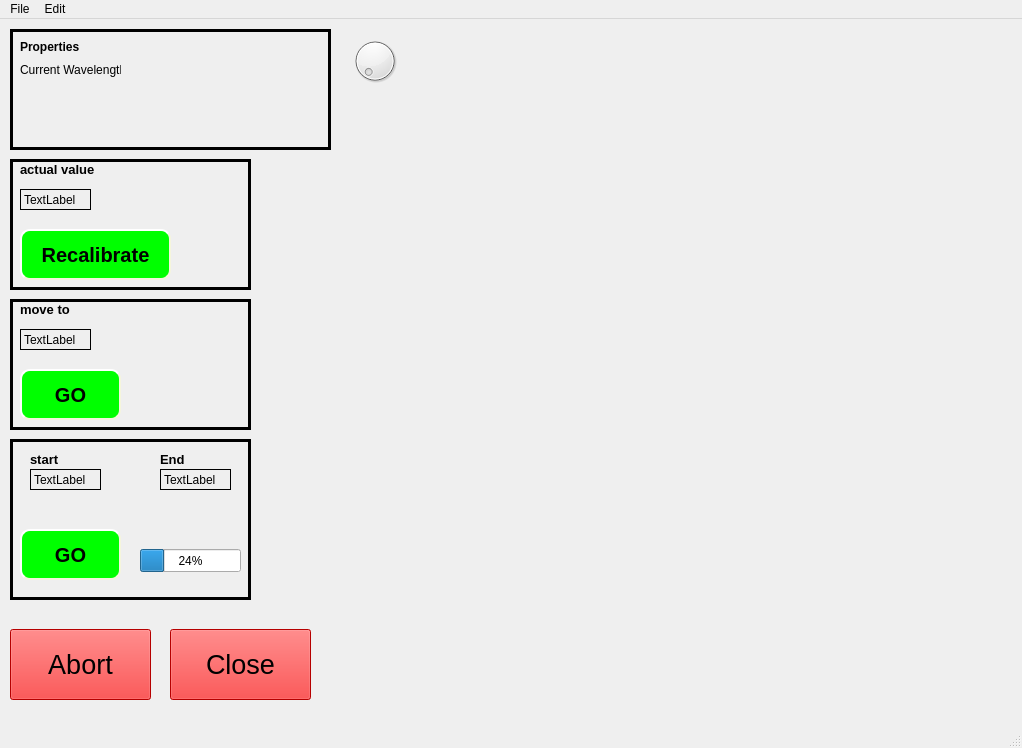
Before: the Qt Designer form spectrometer.ui in ImanFortin/PLSpectrometer-update, drawn with Qt 5.
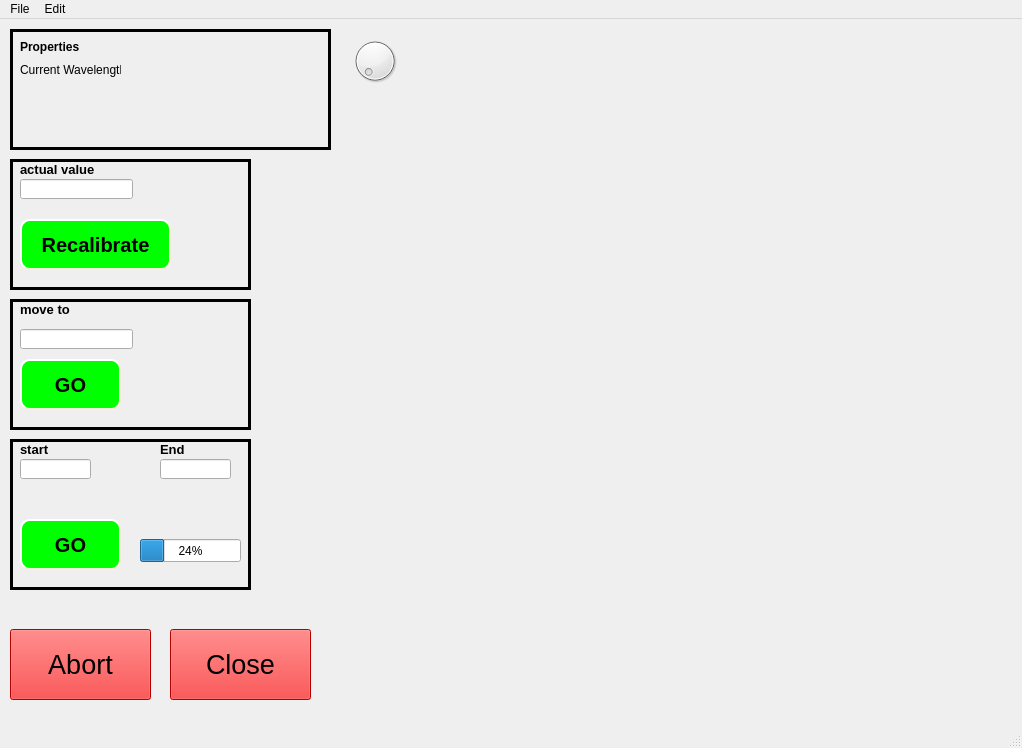
After: the same form once the commit is applied.

Patch:
```diff
--- a/spectrometer.ui
+++ b/spectrometer.ui
@@ -14,244 +14,6 @@
    <string>MainWindow</string>
   </property>
   <widget class="QWidget" name="centralwidget">
-   <widget class="QLabel" name="box4">
-    <property name="geometry">
-     <rect>
-      <x>10</x>
-      <y>420</y>
-      <width>241</width>
-      <height>161</height>
-     </rect>
-    </property>
-    <property name="frameShape">
-     <enum>QFrame::Box</enum>
-    </property>
-    <property name="lineWidth">
-     <number>3</number>
-    </property>
-    <property name="text">
-     <string/>
-    </property>
-   </widget>
-   <widget class="QLabel" name="scan_start_lbl">
-    <property name="geometry">
-     <rect>
-      <x>30</x>
-      <y>430</y>
-      <width>41</width>
-      <height>21</height>
-     </rect>
-    </property>
-    <property name="font">
-     <font>
-      <pointsize>10</pointsize>
-      <weight>75</weight>
-      <bold>true</bold>
-     </font>
-    </property>
-    <property name="text">
-     <string>start </string>
-    </property>
-   </widget>
-   <widget class="QLabel" name="scan_end_lbl">
-    <property name="geometry">
-     <rect>
-      <x>160</x>
-      <y>430</y>
-      <width>41</width>
-      <height>21</height>
-     </rect>
-    </property>
-    <property name="font">
-     <font>
-      <pointsize>10</pointsize>
-      <weight>75</weight>
-      <bold>true</bold>
-     </font>
-    </property>
-    <property name="text">
-     <string>End</string>
-    </property>
-   </widget>
-   <widget class="QLabel" name="start_input">
-    <property name="geometry">
-     <rect>
-      <x>30</x>
-      <y>450</y>
-      <width>71</width>
-      <height>21</height>
-     </rect>
-    </property>
-    <property name="cursor">
-     <cursorShape>IBeamCursor</cursorShape>
-    </property>
-    <property name="frameShape">
-     <enum>QFrame::Panel</enum>
-    </property>
-    <property name="frameShadow">
-     <enum>QFrame::Plain</enum>
-    </property>
-    <property name="text">
-     <string>TextLabel</string>
-    </property>
-   </widget>
-   <widget class="QLabel" name="end_input">
-    <property name="geometry">
-     <rect>
-      <x>160</x>
-      <y>450</y>
-      <width>71</width>
-      <height>21</height>
-     </rect>
-    </property>
-    <property name="cursor">
-     <cursorShape>IBeamCursor</cursorShape>
-    </property>
-    <property name="frameShape">
-     <enum>QFrame::Panel</enum>
-    </property>
-    <property name="text">
-     <string>TextLabel</string>
-    </property>
-   </widget>
-   <widget class="QProgressBar" name="progressBar_scan">
-    <property name="geometry">
-     <rect>
-      <x>140</x>
-      <y>530</y>
-      <width>101</width>
-      <height>23</height>
-     </rect>
-    </property>
-    <property name="value">
-     <number>24</number>
-    </property>
-   </widget>
-   <widget class="QLabel" name="box3">
-    <property name="geometry">
-     <rect>
-      <x>10</x>
-      <y>280</y>
-      <width>241</width>
-      <height>131</height>
-     </rect>
-    </property>
-    <property name="frameShape">
-     <enum>QFrame::Box</enum>
-    </property>
-    <property name="lineWidth">
-     <number>3</number>
-    </property>
-    <property name="text">
-     <string/>
-    </property>
-   </widget>
-   <widget class="QLabel" name="move_to_lbl">
-    <property name="geometry">
-     <rect>
-      <x>20</x>
-      <y>280</y>
-      <width>61</width>
-      <height>21</height>
-     </rect>
-    </property>
-    <property name="font">
-     <font>
-      <pointsize>10</pointsize>
-      <weight>75</weight>
-      <bold>true</bold>
-     </font>
-    </property>
-    <property name="text">
-     <string>move to</string>
-    </property>
-   </widget>
-   <widget class="QLabel" name="move_input">
-    <property name="geometry">
-     <rect>
-      <x>20</x>
-      <y>310</y>
-      <width>71</width>
-      <height>21</height>
-     </rect>
-    </property>
-    <property name="cursor">
-     <cursorShape>IBeamCursor</cursorShape>
-    </property>
-    <property name="frameShape">
-     <enum>QFrame::Panel</enum>
-    </property>
-    <property name="frameShadow">
-     <enum>QFrame::Plain</enum>
-    </property>
-    <property name="text">
-     <string>TextLabel</string>
-    </property>
-   </widget>
-   <widget class="QLabel" name="box2">
-    <property name="geometry">
-     <rect>
-      <x>10</x>
-      <y>140</y>
-      <width>241</width>
-      <height>131</height>
-     </rect>
-    </property>
-    <property name="frameShape">
-     <enum>QFrame::Box</enum>
-    </property>
-    <property name="frameShadow">
-     <enum>QFrame::Plain</enum>
-    </property>
-    <property name="lineWidth">
-     <number>3</number>
-    </property>
-    <property name="text">
-     <string/>
-    </property>
-   </widget>
-   <widget class="QLabel" name="recalibrate_input">
-    <property name="geometry">
-     <rect>
-      <x>20</x>
-      <y>170</y>
-      <width>71</width>
-      <height>21</height>
-     </rect>
-    </property>
-    <property name="cursor">
-     <cursorShape>IBeamCursor</cursorShape>
-    </property>
-    <property name="frameShape">
-     <enum>QFrame::Panel</enum>
-    </property>
-    <property name="frameShadow">
-     <enum>QFrame::Plain</enum>
-    </property>
-    <property name="text">
-     <string>TextLabel</string>
-    </property>
-   </widget>
-   <widget class="QLabel" name="actual_value_lbl">
-    <property name="geometry">
-     <rect>
-      <x>20</x>
-      <y>140</y>
-      <width>81</width>
-      <height>21</height>
-     </rect>
-    </property>
-    <property name="font">
-     <font>
-      <pointsize>10</pointsize>
-      <weight>75</weight>
-      <bold>true</bold>
-     </font>
-    </property>
-    <property name="text">
-     <string>actual value</string>
-    </property>
-   </widget>
    <widget class="QPushButton" name="abort_button">
     <property name="geometry">
      <rect>
@@ -316,211 +78,6 @@
      <bool>false</bool>
     </property>
    </widget>
-   <widget class="QPushButton" name="scan_button">
-    <property name="geometry">
-     <rect>
-      <x>20</x>
-      <y>510</y>
-      <width>101</width>
-      <height>51</height>
-     </rect>
-    </property>
-    <property name="font">
-     <font>
-      <pointsize>-1</pointsize>
-      <weight>75</weight>
-      <italic>false</italic>
-      <bold>true</bold>
-     </font>
-    </property>
-    <property name="mouseTracking">
-     <bool>false</bool>
-    </property>
-    <property name="styleSheet">
-     <string notr="true">QPushButton{
-	background-color: rgb(0, 255, 0);
-    border-style: outset;
-    border-width: 2px;
-    border-radius: 10px;
-    border-color: beige;
-    font: bold 20px;
-    min-width: 2em;
-    padding: 6px;
-	
-}
-
-QPushButton::pressed{
-	background-color: green;
-    border-style: outset;
-    border-width: 2px;
-    border-radius: 10px;
-    border-color: beige;
-    font: bold 14px;
-    min-width: 5em;
-    padding: 6px;
-	
-}</string>
-    </property>
-    <property name="text">
-     <string>GO</string>
-    </property>
-    <property name="checkable">
-     <bool>false</bool>
-    </property>
-    <property name="autoDefault">
-     <bool>false</bool>
-    </property>
-    <property name="default">
-     <bool>false</bool>
-    </property>
-    <property name="flat">
-     <bool>false</bool>
-    </property>
-   </widget>
-   <widget class="QPushButton" name="move_button">
-    <property name="geometry">
-     <rect>
-      <x>20</x>
-      <y>350</y>
-      <width>101</width>
-      <height>51</height>
-     </rect>
-    </property>
-    <property name="font">
-     <font>
-      <pointsize>-1</pointsize>
-      <weight>75</weight>
-      <italic>false</italic>
-      <bold>true</bold>
-     </font>
-    </property>
-    <property name="mouseTracking">
-     <bool>false</bool>
-    </property>
-    <property name="styleSheet">
-     <string notr="true">QPushButton{
-	background-color: rgb(0, 255, 0);
-    border-style: outset;
-    border-width: 2px;
-    border-radius: 10px;
-    border-color: beige;
-    font: bold 20px;
-    min-width: 2em;
-    padding: 6px;
-	
-}
-
-QPushButton::pressed{
-	background-color: green;
-    border-style: outset;
-    border-width: 2px;
-    border-radius: 10px;
-    border-color: beige;
-    font: bold 14px;
-    min-width: 5em;
-    padding: 6px;
-	
-}</string>
-    </property>
-    <property name="text">
-     <string>GO</string>
-    </property>
-    <property name="checkable">
-     <bool>false</bool>
-    </property>
-    <property name="autoDefault">
-     <bool>false</bool>
-    </property>
-    <property name="default">
-     <bool>false</bool>
-    </property>
-    <property name="flat">
-     <bool>false</bool>
-    </property>
-   </widget>
-   <widget class="QPushButton" name="recalibrate_button">
-    <property name="geometry">
-     <rect>
-      <x>20</x>
-      <y>210</y>
-      <width>151</width>
-      <height>51</height>
-     </rect>
-    </property>
-    <property name="font">
-     <font>
-      <pointsize>-1</pointsize>
-      <weight>75</weight>
-      <italic>false</italic>
-      <bold>true</bold>
-     </font>
-    </property>
-    <property name="mouseTracking">
-     <bool>false</bool>
-    </property>
-    <property name="styleSheet">
-     <string notr="true">QPushButton{
-	background-color: rgb(0, 255, 0);
-    border-style: outset;
-    border-width: 2px;
-    border-radius: 10px;
-    border-color: beige;
-    font: bold 20px;
-    min-width: 2em;
-    padding: 6px;
-	
-}
-
-QPushButton::pressed{
-	background-color: green;
-    border-style: outset;
-    border-width: 2px;
-    border-radius: 10px;
-    border-color: beige;
-    font: bold 14px;
-    min-width: 5em;
-    padding: 6px;
-	
-}</string>
-    </property>
-    <property name="text">
-     <string>Recalibrate</string>
-    </property>
-    <property name="checkable">
-     <bool>false</bool>
-    </property>
-    <property name="autoDefault">
-     <bool>false</bool>
-    </property>
-    <property name="default">
-     <bool>false</bool>
-    </property>
-    <property name="flat">
-     <bool>false</bool>
-    </property>
-   </widget>
-   <widget class="QLabel" name="box1">
-    <property name="geometry">
-     <rect>
-      <x>10</x>
-      <y>10</y>
-      <width>321</width>
-      <height>121</height>
-     </rect>
-    </property>
-    <property name="frameShape">
-     <enum>QFrame::Box</enum>
-    </property>
-    <property name="frameShadow">
-     <enum>QFrame::Plain</enum>
-    </property>
-    <property name="lineWidth">
-     <number>3</number>
-    </property>
-    <property name="text">
-     <string/>
-    </property>
-   </widget>
    <widget class="QLabel" name="property_label">
     <property name="geometry">
      <rect>
@@ -579,6 +136,410 @@
      <bool>false</bool>
     </property>
    </widget>
+   <widget class="QFrame" name="frame1">
+    <property name="geometry">
+     <rect>
+      <x>10</x>
+      <y>10</y>
+      <width>321</width>
+      <height>121</height>
+     </rect>
+    </property>
+    <property name="frameShape">
+     <enum>QFrame::Box</enum>
+    </property>
+    <property name="frameShadow">
+     <enum>QFrame::Plain</enum>
+    </property>
+    <property name="lineWidth">
+     <number>3</number>
+    </property>
+   </widget>
+   <widget class="QFrame" name="frame2">
+    <property name="geometry">
+     <rect>
+      <x>10</x>
+      <y>140</y>
+      <width>241</width>
+      <height>131</height>
+     </rect>
+    </property>
+    <property name="frameShape">
+     <enum>QFrame::Box</enum>
+    </property>
+    <property name="frameShadow">
+     <enum>QFrame::Plain</enum>
+    </property>
+    <property name="lineWidth">
+     <number>3</number>
+    </property>
+    <widget class="QLabel" name="actual_value_lbl">
+     <property name="geometry">
+      <rect>
+       <x>10</x>
+       <y>0</y>
+       <width>81</width>
+       <height>21</height>
+      </rect>
+     </property>
+     <property name="font">
+      <font>
+       <pointsize>10</pointsize>
+       <weight>75</weight>
+       <bold>true</bold>
+      </font>
+     </property>
+     <property name="text">
+      <string>actual value</string>
+     </property>
+    </widget>
+    <widget class="QLineEdit" name="recalibrate_input">
+     <property name="geometry">
+      <rect>
+       <x>10</x>
+       <y>20</y>
+       <width>113</width>
+       <height>20</height>
+      </rect>
+     </property>
+     <property name="inputMethodHints">
+      <set>Qt::ImhDigitsOnly</set>
+     </property>
+    </widget>
+    <widget class="QPushButton" name="recalibrate_button">
+     <property name="geometry">
+      <rect>
+       <x>10</x>
+       <y>60</y>
+       <width>151</width>
+       <height>51</height>
+      </rect>
+     </property>
+     <property name="font">
+      <font>
+       <pointsize>-1</pointsize>
+       <weight>75</weight>
+       <italic>false</italic>
+       <bold>true</bold>
+      </font>
+     </property>
+     <property name="mouseTracking">
+      <bool>false</bool>
+     </property>
+     <property name="styleSheet">
+      <string notr="true">QPushButton{
+	background-color: rgb(0, 255, 0);
+    border-style: outset;
+    border-width: 2px;
+    border-radius: 10px;
+    border-color: beige;
+    font: bold 20px;
+    min-width: 2em;
+    padding: 6px;
+	
+}
+
+QPushButton::pressed{
+	background-color: green;
+    border-style: outset;
+    border-width: 2px;
+    border-radius: 10px;
+    border-color: beige;
+    font: bold 14px;
+    min-width: 5em;
+    padding: 6px;
+	
+}</string>
+     </property>
+     <property name="text">
+      <string>Recalibrate</string>
+     </property>
+     <property name="checkable">
+      <bool>false</bool>
+     </property>
+     <property name="autoDefault">
+      <bool>false</bool>
+     </property>
+     <property name="default">
+      <bool>false</bool>
+     </property>
+     <property name="flat">
+      <bool>false</bool>
+     </property>
+    </widget>
+   </widget>
+   <widget class="QFrame" name="frame3">
+    <property name="geometry">
+     <rect>
+      <x>10</x>
+      <y>280</y>
+      <width>241</width>
+      <height>131</height>
+     </rect>
+    </property>
+    <property name="frameShape">
+     <enum>QFrame::Box</enum>
+    </property>
+    <property name="frameShadow">
+     <enum>QFrame::Plain</enum>
+    </property>
+    <property name="lineWidth">
+     <number>3</number>
+    </property>
+    <widget class="QLineEdit" name="move_input">
+     <property name="geometry">
+      <rect>
+       <x>10</x>
+       <y>30</y>
+       <width>113</width>
+       <height>20</height>
+      </rect>
+     </property>
+     <property name="inputMethodHints">
+      <set>Qt::ImhDigitsOnly</set>
+     </property>
+    </widget>
+    <widget class="QLabel" name="move_to_lbl">
+     <property name="geometry">
+      <rect>
+       <x>10</x>
+       <y>0</y>
+       <width>61</width>
+       <height>21</height>
+      </rect>
+     </property>
+     <property name="font">
+      <font>
+       <pointsize>10</pointsize>
+       <weight>75</weight>
+       <bold>true</bold>
+      </font>
+     </property>
+     <property name="text">
+      <string>move to</string>
+     </property>
+    </widget>
+    <widget class="QPushButton" name="move_button">
+     <property name="geometry">
+      <rect>
+       <x>10</x>
+       <y>60</y>
+       <width>101</width>
+       <height>51</height>
+      </rect>
+     </property>
+     <property name="font">
+      <font>
+       <pointsize>-1</pointsize>
+       <weight>75</weight>
+       <italic>false</italic>
+       <bold>true</bold>
+      </font>
+     </property>
+     <property name="mouseTracking">
+      <bool>false</bool>
+     </property>
+     <property name="styleSheet">
+      <string notr="true">QPushButton{
+	background-color: rgb(0, 255, 0);
+    border-style: outset;
+    border-width: 2px;
+    border-radius: 10px;
+    border-color: beige;
+    font: bold 20px;
+    min-width: 2em;
+    padding: 6px;
+	
+}
+
+QPushButton::pressed{
+	background-color: green;
+    border-style: outset;
+    border-width: 2px;
+    border-radius: 10px;
+    border-color: beige;
+    font: bold 14px;
+    min-width: 5em;
+    padding: 6px;
+	
+}</string>
+     </property>
+     <property name="text">
+      <string>GO</string>
+     </property>
+     <property name="checkable">
+      <bool>false</bool>
+     </property>
+     <property name="autoDefault">
+      <bool>false</bool>
+     </property>
+     <property name="default">
+      <bool>false</bool>
+     </property>
+     <property name="flat">
+      <bool>false</bool>
+     </property>
+    </widget>
+   </widget>
+   <widget class="QFrame" name="frame4">
+    <property name="geometry">
+     <rect>
+      <x>10</x>
+      <y>420</y>
+      <width>241</width>
+      <height>151</height>
+     </rect>
+    </property>
+    <property name="frameShape">
+     <enum>QFrame::Box</enum>
+    </property>
+    <property name="frameShadow">
+     <enum>QFrame::Plain</enum>
+    </property>
+    <property name="lineWidth">
+     <number>3</number>
+    </property>
+    <widget class="QLineEdit" name="scan_start_input">
+     <property name="geometry">
+      <rect>
+       <x>10</x>
+       <y>20</y>
+       <width>71</width>
+       <height>20</height>
+      </rect>
+     </property>
+     <property name="inputMethodHints">
+      <set>Qt::ImhDigitsOnly</set>
+     </property>
+    </widget>
+    <widget class="QLabel" name="scan_start_lbl">
+     <property name="geometry">
+      <rect>
+       <x>10</x>
+       <y>0</y>
+       <width>41</width>
+       <height>21</height>
+      </rect>
+     </property>
+     <property name="font">
+      <font>
+       <pointsize>10</pointsize>
+       <weight>75</weight>
+       <bold>true</bold>
+      </font>
+     </property>
+     <property name="text">
+      <string>start </string>
+     </property>
+    </widget>
+    <widget class="QLabel" name="scan_end_lbl">
+     <property name="geometry">
+      <rect>
+       <x>150</x>
+       <y>0</y>
+       <width>41</width>
+       <height>21</height>
+      </rect>
+     </property>
+     <property name="font">
+      <font>
+       <pointsize>10</pointsize>
+       <weight>75</weight>
+       <bold>true</bold>
+      </font>
+     </property>
+     <property name="text">
+      <string>End</string>
+     </property>
+    </widget>
+    <widget class="QLineEdit" name="scan_end_input_2">
+     <property name="geometry">
+      <rect>
+       <x>150</x>
+       <y>20</y>
+       <width>71</width>
+       <height>20</height>
+      </rect>
+     </property>
+     <property name="inputMethodHints">
+      <set>Qt::ImhDigitsOnly</set>
+     </property>
+    </widget>
+    <widget class="QPushButton" name="scan_button">
+     <property name="geometry">
+      <rect>
+       <x>10</x>
+       <y>80</y>
+       <width>101</width>
+       <height>51</height>
+      </rect>
+     </property>
+     <property name="font">
+      <font>
+       <pointsize>-1</pointsize>
+       <weight>75</weight>
+       <italic>false</italic>
+       <bold>true</bold>
+      </font>
+     </property>
+     <property name="mouseTracking">
+      <bool>false</bool>
+     </property>
+     <property name="styleSheet">
+      <string notr="true">QPushButton{
+	background-color: rgb(0, 255, 0);
+    border-style: outset;
+    border-width: 2px;
+    border-radius: 10px;
+    border-color: beige;
+    font: bold 20px;
+    min-width: 2em;
+    padding: 6px;
+	
+}
+
+QPushButton::pressed{
+	background-color: green;
+    border-style: outset;
+    border-width: 2px;
+    border-radius: 10px;
+    border-color: beige;
+    font: bold 14px;
+    min-width: 5em;
+    padding: 6px;
+	
+}</string>
+     </property>
+     <property name="text">
+      <string>GO</string>
+     </property>
+     <property name="checkable">
+      <bool>false</bool>
+     </property>
+     <property name="autoDefault">
+      <bool>false</bool>
+     </property>
+     <property name="default">
+      <bool>false</bool>
+     </property>
+     <property name="flat">
+      <bool>false</bool>
+     </property>
+    </widget>
+    <widget class="QProgressBar" name="progressBar_scan">
+     <property name="geometry">
+      <rect>
+       <x>130</x>
+       <y>100</y>
+       <width>101</width>
+       <height>23</height>
+      </rect>
+     </property>
+     <property name="value">
+      <number>24</number>
+     </property>
+    </widget>
+   </widget>
   </widget>
   <widget class="QMenuBar" name="menubar">
    <property name="geometry">
```
